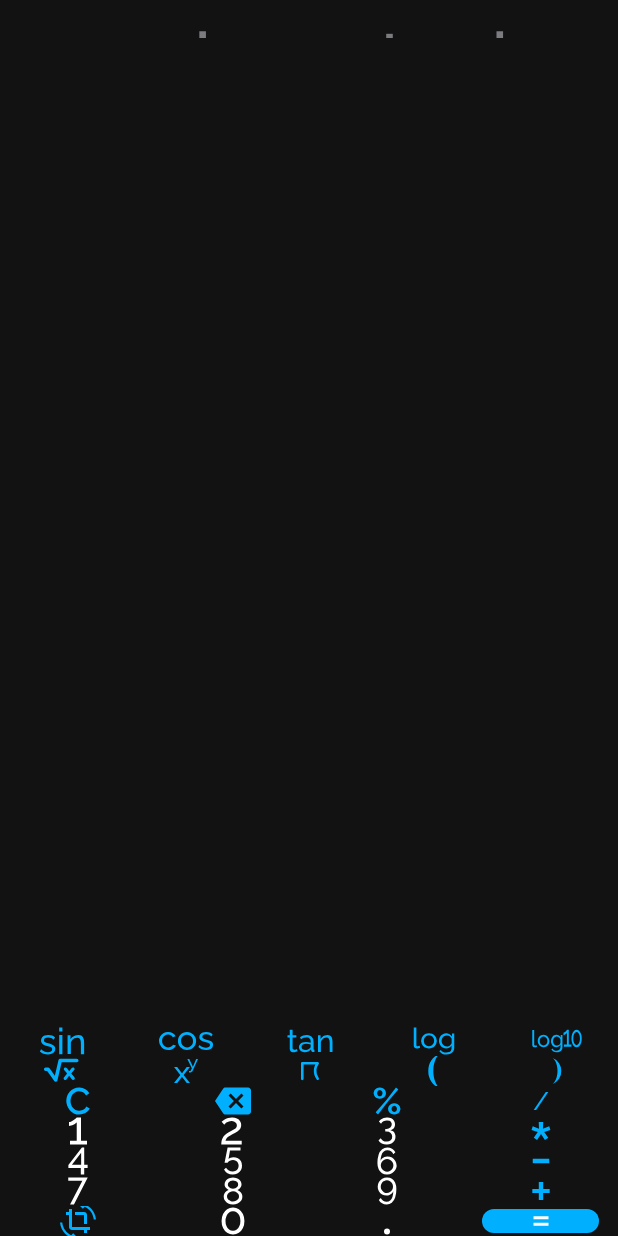
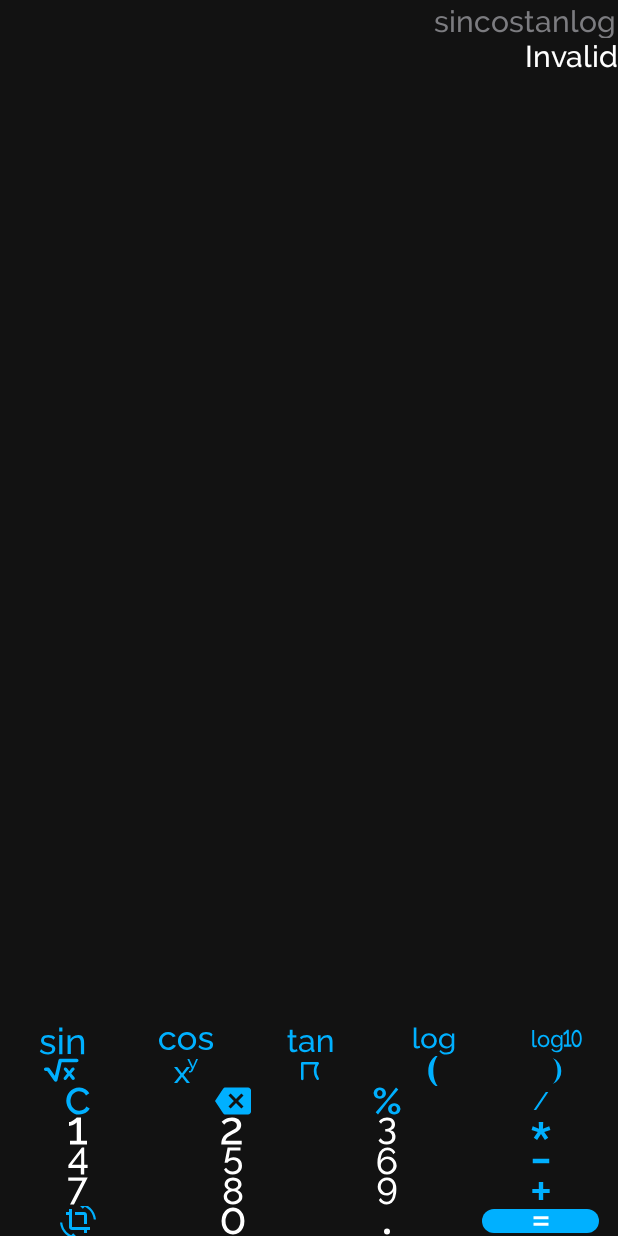
Before and after one commit to sushmoyr/Calculator, an Android app: the screen it shows after launch (MainActivity), after a tap on an icon or button, on a phone screen of 412 x 824 dp. Run offline under Robolectric (Android 15) with nearby library versions, the phone set to English and light mode, and no system bars; 3 other taps on this screen came first.

```diff
--- a/app/build.gradle
+++ b/app/build.gradle
@@ -50,6 +50,4 @@ dependencies {
     implementation 'androidx.navigation:navigation-fragment-ktx:2.3.2'
     implementation 'androidx.navigation:navigation-ui-ktx:2.3.2'
     implementation 'net.objecthunter:exp4j:0.4.8'
-
-
 }
--- a/app/src/main/java/com/example/calculator/HomeViewModel.kt
+++ b/app/src/main/java/com/example/calculator/HomeViewModel.kt
@@ -1,13 +1,20 @@
 package com.example.calculator
 
-import android.os.Debug
-import android.util.Log
+import androidx.lifecycle.MutableLiveData
 import androidx.lifecycle.ViewModel
+import net.objecthunter.exp4j.ExpressionBuilder
+import java.lang.Exception
 
 class HomeViewModel : ViewModel()
 {
-    private lateinit var outputData:String
-    private lateinit var inputData:String
+    val output : MutableLiveData<String> by lazy{
+        MutableLiveData<String>()
+    }
+    val input : MutableLiveData<String> by lazy {
+        MutableLiveData<String>()
+    }
+    private  var outputData:String
+    private  var inputData:String
     init {
         outputData = ""
         inputData = ""
@@ -18,6 +25,7 @@ class HomeViewModel : ViewModel()
         {
             "clear" -> clear()
             "backspace" -> backspace()
+            "equal" -> onEqualButtonClick()
             else -> buildInput(data)
         }
     }
@@ -25,26 +33,45 @@ class HomeViewModel : ViewModel()
     private fun backspace()
     {
         inputData = inputData.dropLast(1)
-        Log.d("Backspace called", inputData)
+        updateInputData(inputData)
+    }
+
+    private fun onEqualButtonClick()
+    {
+        input.value = output.value
+        inputData = output.value.toString()
     }
 
     private fun buildInput(line:String)
     {
         inputData+=line
-        Log.d("input", inputData)
+        updateInputData(inputData)
     }
     private fun clear()
     {
         inputData = ""
-        outputData = ""
+        updateInputData(inputData)
     }
-    public fun getInputData():String
+
+    private fun evaluate():String
     {
-        return inputData
+
+        return try {
+            val ans = ExpressionBuilder(inputData).build().evaluate()
+            ans.toString()
+        }catch (e: Exception){
+            "Invalid"
+        }
     }
-    public fun getOutputData():String
+    private fun updateInputData(data : String)
     {
-        outputData = inputData.length.toString()
-        return outputData
+        input.value = data
+    }
+    fun updateOutputData()
+    {
+        if(inputData.isEmpty())
+            output.value = ""
+        else
+            output.value = evaluate()
     }
 }
--- a/app/src/main/res/layout-hdpi/fragment_home.xml
+++ b/app/src/main/res/layout-hdpi/fragment_home.xml
@@ -13,29 +13,27 @@
         android:layout_width="match_parent"
         android:layout_height="25dp"
         android:text=""
-        android:autoSizeMaxTextSize="50sp"
-        android:autoSizeMinTextSize="20sp"
         android:fontFamily="@font/raleway_medium"
-        android:textSize="50sp"
-        android:ellipsize="start"
+        android:autoSizeMaxTextSize="20sp"
+        android:autoSizeMinTextSize="5sp"
+        android:autoSizeTextType="uniform"
+        android:textColor="@color/colorGray"
+        android:paddingTop="2dp"
         android:gravity="end"
-        android:textColor="@color/colorGray"
-        android:singleLine="true"
-        android:paddingTop="10dp"
-        android:paddingStart="10dp"
-        android:paddingEnd="10dp"/>
+        android:paddingStart="2dp"
+        android:paddingEnd="2dp"/>
     <TextView
         android:id="@+id/tvOutput"
         android:layout_width="match_parent"
         android:layout_height="25dp"
         android:fontFamily="@font/raleway_medium"
         android:text=""
-        android:textSize="60sp"
-        android:ellipsize="start"
+        android:autoSizeMaxTextSize="20sp"
+        android:autoSizeMinTextSize="5sp"
+        android:autoSizeTextType="uniform"
         android:gravity="end"
         android:textColor="@color/colorWhite"
-        android:singleLine="true"
-        android:paddingLeft="10dp"/>
+        />
 
     <LinearLayout
         android:layout_width="match_parent"
--- a/app/src/main/res/layout-xhdpi/fragment_home.xml
+++ b/app/src/main/res/layout-xhdpi/fragment_home.xml
@@ -15,6 +15,7 @@
         android:text=""
         android:autoSizeMaxTextSize="50sp"
         android:autoSizeMinTextSize="20sp"
+        android:autoSizeTextType="uniform"
         android:fontFamily="@font/raleway_medium"
         android:textSize="50sp"
         android:ellipsize="start"
@@ -30,12 +31,13 @@
         android:layout_height="120dp"
         android:fontFamily="@font/raleway_medium"
         android:text=""
-        android:textSize="60sp"
-        android:ellipsize="start"
+        android:autoSizeMaxTextSize="60sp"
+        android:autoSizeMinTextSize="20sp"
+        android:autoSizeTextType="uniform"
         android:gravity="end"
         android:textColor="@color/colorWhite"
         android:singleLine="true"
-        android:paddingLeft="10dp"/>
+        android:padding="10dp"/>
 
     <LinearLayout
         android:layout_width="match_parent"
--- a/app/src/main/res/layout-xxhdpi/fragment_home.xml
+++ b/app/src/main/res/layout-xxhdpi/fragment_home.xml
@@ -15,6 +15,7 @@
         android:text=""
         android:autoSizeMaxTextSize="50sp"
         android:autoSizeMinTextSize="20sp"
+        android:autoSizeTextType="uniform"
         android:fontFamily="@font/raleway_medium"
         android:textSize="50sp"
         android:ellipsize="start"
@@ -30,12 +31,13 @@
         android:layout_height="100dp"
         android:fontFamily="@font/raleway_medium"
         android:text=""
-        android:textSize="60sp"
-        android:ellipsize="start"
+        android:autoSizeMaxTextSize="60sp"
+        android:autoSizeMinTextSize="20sp"
+        android:autoSizeTextType="uniform"
         android:gravity="end"
         android:textColor="@color/colorWhite"
         android:singleLine="true"
-        android:paddingLeft="10dp"/>
+        android:padding="10dp"/>
 
     <LinearLayout
         android:layout_width="match_parent"
--- a/app/src/main/res/layout-xxxhdpi/fragment_home.xml
+++ b/app/src/main/res/layout-xxxhdpi/fragment_home.xml
@@ -15,6 +15,7 @@
         android:text=""
         android:autoSizeMaxTextSize="50sp"
         android:autoSizeMinTextSize="20sp"
+        android:autoSizeTextType="uniform"
         android:fontFamily="@font/raleway_medium"
         android:textSize="50sp"
         android:ellipsize="start"
@@ -29,13 +30,13 @@
         android:layout_width="match_parent"
         android:layout_height="80dp"
         android:fontFamily="@font/raleway_medium"
+        android:autoSizeMaxTextSize="60sp"
+        android:autoSizeMinTextSize="20sp"
+        android:autoSizeTextType="uniform"
         android:text=""
-        android:textSize="60sp"
-        android:ellipsize="start"
         android:gravity="end"
         android:textColor="@color/colorWhite"
-        android:singleLine="true"
-        android:paddingLeft="10dp"/>
+        android:padding="10dp"/>
 
     <LinearLayout
         android:layout_width="match_parent"
```
Also changed, not shown: app/src/main/java/com/example/calculator/HomeFragment.kt (+47 -32 lines).
